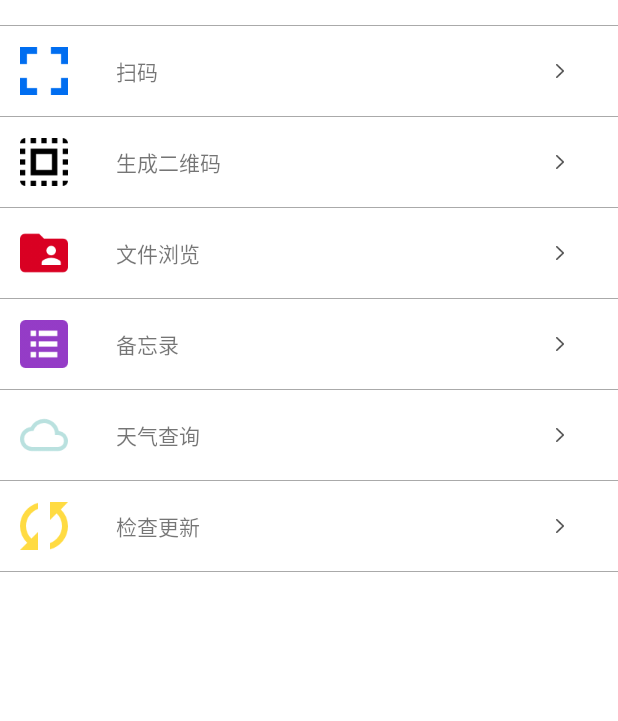
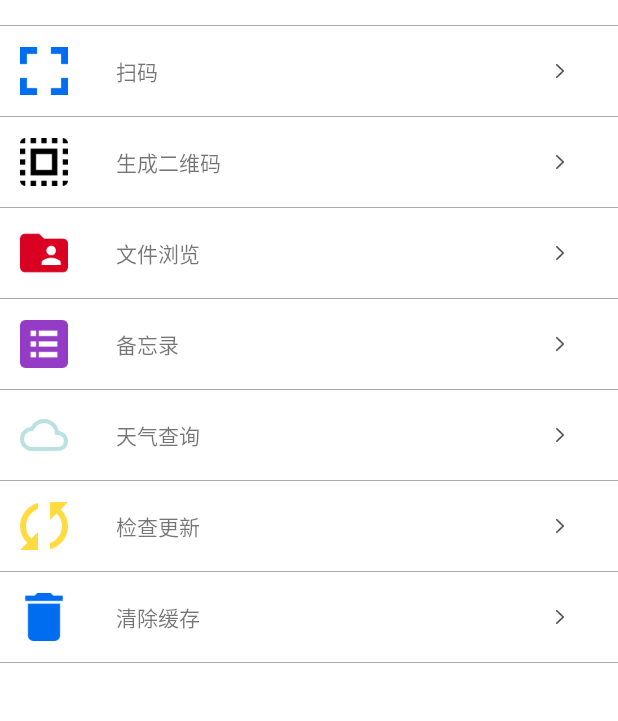
Before and after one commit to 1181631922/Recreation, an Android app: the layout fragment_four.xml on its own in the app's theme, with its tools: preview values and no code run, on a phone screen of 412 x 824 dp, the part 515-1236 px from its top. Run offline under Robolectric (Android 15) with nearby library versions, the phone set to English and light mode, and no system bars; plain views replace SimpleDraweeView.

Commit message:
添加清除缓存

```diff
--- a/app/src/main/java/com/fanyafeng/recreation/fragment/FourFragment.java
+++ b/app/src/main/java/com/fanyafeng/recreation/fragment/FourFragment.java
@@ -24,6 +24,7 @@ import android.widget.RelativeLayout;
 import android.widget.RemoteViews;
 import android.widget.Toast;
 
+import com.facebook.drawee.backends.pipeline.Fresco;
 import com.facebook.drawee.view.SimpleDraweeView;
 import com.fanyafeng.recreation.R;
 import com.fanyafeng.recreation.activity.CreateCodeActivity;
@@ -65,6 +66,7 @@ public class FourFragment extends BaseFragment {
     private RelativeLayout layoutNote;
     private RelativeLayout layoutUpdate;
     private RelativeLayout layoutWeather;
+    private RelativeLayout layoutClearCache;
 
     private int fileLength;
     private int DownedFileLength = 0;
@@ -134,6 +136,9 @@ public class FourFragment extends BaseFragment {
 
         layoutWeather = (RelativeLayout) getActivity().findViewById(R.id.layoutWeather);
         layoutWeather.setOnClickListener(this);
+
+        layoutClearCache = (RelativeLayout) getActivity().findViewById(R.id.layoutClearCache);
+        layoutClearCache.setOnClickListener(this);
     }
 
     private void initData() {
@@ -172,6 +177,9 @@ public class FourFragment extends BaseFragment {
                 //添加在线更新
                 getNewVersion();
 //                updateAPK();
+                break;
+            case R.id.layoutClearCache:
+                Fresco.getImagePipeline().clearDiskCaches();
                 break;
         }
     }
--- a/app/src/main/res/layout/fragment_four.xml
+++ b/app/src/main/res/layout/fragment_four.xml
@@ -335,6 +335,43 @@
                     android:layout_height="0.43dp"
                     android:background="@android:color/darker_gray" />
 
+                <RelativeLayout
+                    android:id="@+id/layoutClearCache"
+                    android:layout_width="match_parent"
+                    android:layout_height="60dp"
+                    android:background="@drawable/layout_clickable"
+                    android:clickable="true">
+
+                    <ImageView
+                        android:id="@+id/imageClearCache"
+                        android:layout_width="wrap_content"
+                        android:layout_height="match_parent"
+                        android:layout_marginLeft="13dp"
+                        android:gravity="center_vertical"
+                        android:src="@drawable/personal_clear_cache" />
+
+                    <TextView
+                        android:layout_width="wrap_content"
+                        android:layout_height="match_parent"
+                        android:layout_marginLeft="32dp"
+                        android:layout_toRightOf="@+id/imageClearCache"
+                        android:gravity="center_vertical"
+                        android:text="清除缓存" />
+
+                    <ImageView
+                        android:layout_width="wrap_content"
+                        android:layout_height="wrap_content"
+                        android:layout_alignParentRight="true"
+                        android:layout_centerVertical="true"
+                        android:layout_marginRight="36dp"
+                        android:src="@drawable/personal_arrow" />
+                </RelativeLayout>
+
+                <TextView
+                    android:layout_width="match_parent"
+                    android:layout_height="0.43dp"
+                    android:background="@android:color/darker_gray" />
+
             </LinearLayout>
         </android.support.v4.widget.NestedScrollView>
 
```
